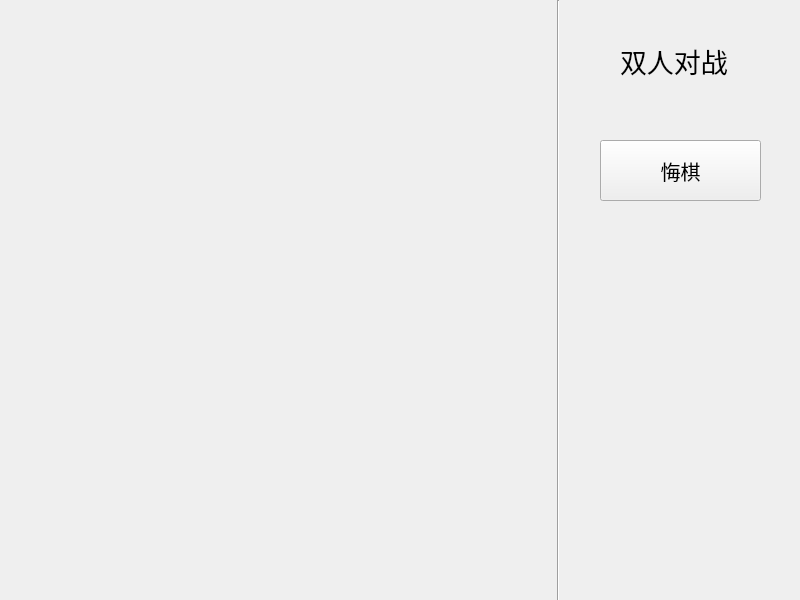
This is chessboard.ui in RhCsBe/- as Qt 5 draws it before an edit. The edited form follows.
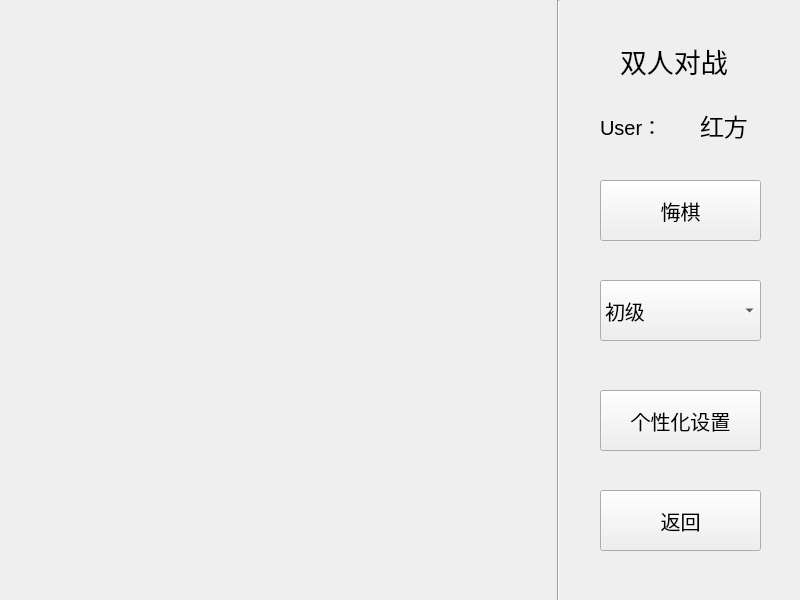
This is the edited form.

What changed in the file:
```diff
--- a/chessboard.ui
+++ b/chessboard.ui
@@ -30,7 +30,7 @@
    <property name="geometry">
     <rect>
      <x>600</x>
-     <y>140</y>
+     <y>180</y>
      <width>161</width>
      <height>61</height>
     </rect>
@@ -62,6 +62,111 @@
     <string>双人对战</string>
    </property>
   </widget>
+  <widget class="QPushButton" name="personalSetting">
+   <property name="geometry">
+    <rect>
+     <x>600</x>
+     <y>390</y>
+     <width>161</width>
+     <height>61</height>
+    </rect>
+   </property>
+   <property name="font">
+    <font>
+     <pointsize>15</pointsize>
+    </font>
+   </property>
+   <property name="text">
+    <string>个性化设置</string>
+   </property>
+  </widget>
+  <widget class="QComboBox" name="level">
+   <property name="geometry">
+    <rect>
+     <x>600</x>
+     <y>280</y>
+     <width>161</width>
+     <height>61</height>
+    </rect>
+   </property>
+   <property name="font">
+    <font>
+     <pointsize>15</pointsize>
+    </font>
+   </property>
+   <property name="layoutDirection">
+    <enum>Qt::LeftToRight</enum>
+   </property>
+   <item>
+    <property name="text">
+     <string>初级</string>
+    </property>
+   </item>
+   <item>
+    <property name="text">
+     <string>中级</string>
+    </property>
+   </item>
+   <item>
+    <property name="text">
+     <string>高级</string>
+    </property>
+   </item>
+  </widget>
+  <widget class="QLabel" name="label">
+   <property name="geometry">
+    <rect>
+     <x>600</x>
+     <y>100</y>
+     <width>91</width>
+     <height>51</height>
+    </rect>
+   </property>
+   <property name="font">
+    <font>
+     <pointsize>15</pointsize>
+    </font>
+   </property>
+   <property name="text">
+    <string>User：</string>
+   </property>
+  </widget>
+  <widget class="QLabel" name="user">
+   <property name="geometry">
+    <rect>
+     <x>700</x>
+     <y>100</y>
+     <width>91</width>
+     <height>51</height>
+    </rect>
+   </property>
+   <property name="font">
+    <font>
+     <pointsize>18</pointsize>
+    </font>
+   </property>
+   <property name="text">
+    <string>红方</string>
+   </property>
+  </widget>
+  <widget class="QPushButton" name="returnBeginning">
+   <property name="geometry">
+    <rect>
+     <x>600</x>
+     <y>490</y>
+     <width>161</width>
+     <height>61</height>
+    </rect>
+   </property>
+   <property name="font">
+    <font>
+     <pointsize>15</pointsize>
+    </font>
+   </property>
+   <property name="text">
+    <string>返回</string>
+   </property>
+  </widget>
  </widget>
  <resources/>
  <connections/>
```
